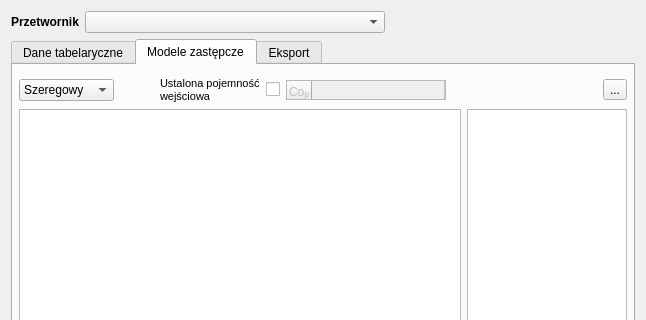
First picture: the form in src/transducerdialog.ui, repository orlinskj/transducer-plot, before the edit; both pictures show x 0 to 646 and y 0 to 320 of the 646 by 489 pixel window.
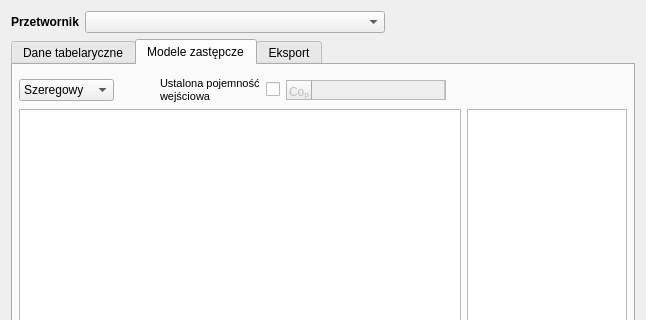
Second picture: the form after the edit. Icons and pictures are not drawn.

Commit message: Fixed DeleteItemButton repaint issue, help, file dialogs improved

Diff of the .ui file:
```diff
--- a/src/transducerdialog.ui
+++ b/src/transducerdialog.ui
@@ -149,7 +149,7 @@
             <number>6</number>
            </property>
            <item>
-            <layout class="QHBoxLayout" name="horizontalLayout_3" stretch="0,0,0,0,0,1,0">
+            <layout class="QHBoxLayout" name="horizontalLayout_3" stretch="0,0,0,0,0,1">
              <item>
               <widget class="QComboBox" name="comboBoxModelType">
                <property name="maximumSize">
@@ -272,35 +272,6 @@
                </property>
               </spacer>
              </item>
-             <item>
-              <widget class="QToolButton" name="toolButtonCopyValues">
-               <property name="minimumSize">
-                <size>
-                 <width>20</width>
-                 <height>20</height>
-                </size>
-               </property>
-               <property name="cursor">
-                <cursorShape>PointingHandCursor</cursorShape>
-               </property>
-               <property name="toolTip">
-                <string>Kopiuj wszystkie wartości do schowka</string>
-               </property>
-               <property name="text">
-                <string>...</string>
-               </property>
-               <property name="icon">
-                <iconset resource="../resources/resources.qrc">
-                 <normaloff>:/glyphicons/glyphicons-512-copy.png</normaloff>:/glyphicons/glyphicons-512-copy.png</iconset>
-               </property>
-               <property name="iconSize">
-                <size>
-                 <width>18</width>
-                 <height>18</height>
-                </size>
-               </property>
-              </widget>
-             </item>
             </layout>
            </item>
            <item>
```
Left out of the diff: 4 changed lines with no effect on the pictures. The commit also changes 31 other files.
